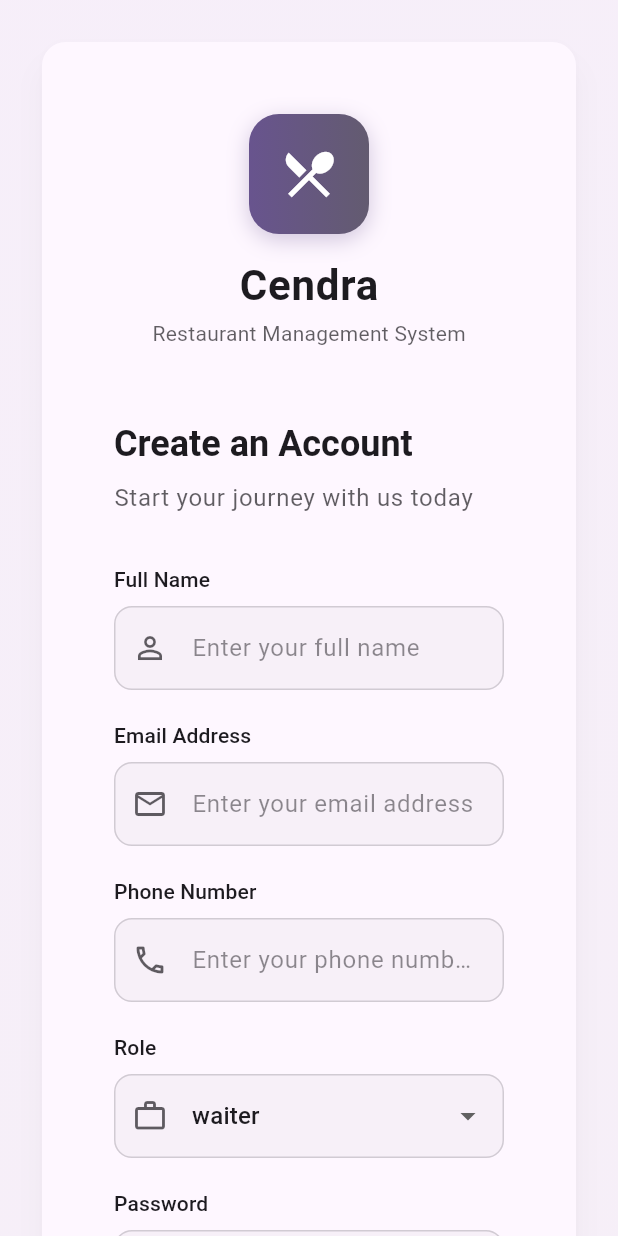
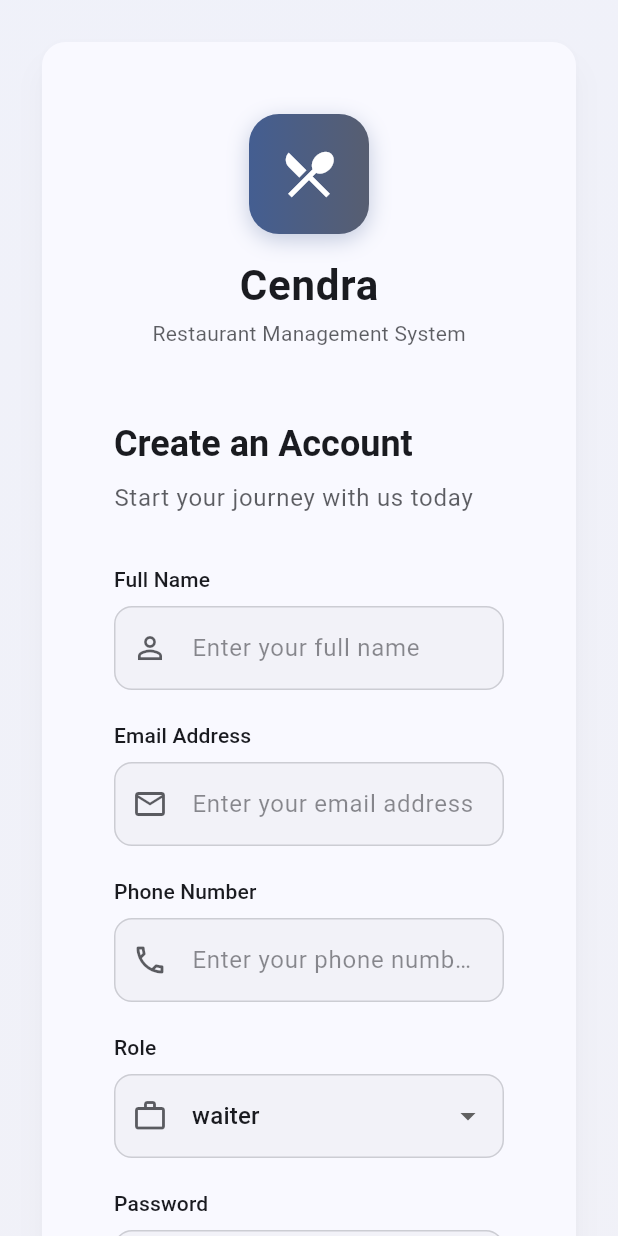
Before and after one commit to cendra-softwares/billing-software, a Flutter app: the screen it shows after launch, after a tap on "Sign Up", on a phone screen of 412 x 824 dp. Run offline on Flutter 3.47's test engine with Material 3 defaults, Android fonts, the phone set to English and light mode, and no system bars; our stand-ins replace flutter_colorpicker, flutter_dotenv, flutter_riverpod, supabase_flutter; accounts and stored records are empty.

Commit message:
Feat: added the simple color editor

```diff
--- /dev/null
+++ b/lib/features/auth/presentation/providers/theme_provider.dart
@@ -0,0 +1,31 @@
+import 'package:flutter/material.dart';
+import 'package:flutter_riverpod/flutter_riverpod.dart';
+import 'package:seo_biling/features/auth/presentation/providers/dashboard_providers.dart';
+
+// Helper function to convert hex string to Color
+Color hexToColor(String hexString) {
+  final hexCode = hexString.replaceAll('#', '');
+  return Color(int.parse('FF$hexCode', radix: 16));
+}
+
+final themeProvider = Provider<ThemeData>((ref) {
+  final config = ref.watch(restaurantConfigProvider);
+
+  return config.when(
+    data: (data) {
+      final primaryColor = data?['primary_color'] as String? ?? '#3B82F6';
+      return ThemeData(
+        colorScheme: ColorScheme.fromSeed(seedColor: hexToColor(primaryColor)),
+        useMaterial3: true,
+      );
+    },
+    loading: () => ThemeData(
+      colorScheme: ColorScheme.fromSeed(seedColor: Colors.deepPurple),
+      useMaterial3: true,
+    ),
+    error: (err, stack) => ThemeData(
+      colorScheme: ColorScheme.fromSeed(seedColor: Colors.deepPurple),
+      useMaterial3: true,
+    ),
+  );
+});
--- a/lib/features/auth/presentation/widgets/auth_gate.dart
+++ b/lib/features/auth/presentation/widgets/auth_gate.dart
@@ -1,10 +1,10 @@
 import 'package:flutter/material.dart';
 import 'package:flutter_riverpod/flutter_riverpod.dart';
 import 'package:seo_biling/core/widgets/cendra_alert_service.dart';
+import 'package:seo_biling/features/auth/presentation/pages/owner_dashboard_page.dart';
 import 'package:seo_biling/features/auth/presentation/pages/login_page.dart';
 import 'package:seo_biling/features/auth/presentation/providers/auth_providers.dart';
 import 'package:seo_biling/features/home/presentation/pages/home_page.dart';
-import 'package:seo_biling/features/auth/presentation/pages/restaurant_setup_page.dart';
 import 'package:seo_biling/features/auth/presentation/providers/sign_up_controller.dart';
 
 class AuthGate extends ConsumerWidget {
@@ -46,7 +46,16 @@ class AuthGate extends ConsumerWidget {
     return authState.when(
       data: (state) {
         if (state.session?.user != null) {
-          return const HomePage();
+          final isOwner = ref.watch(isRestaurantOwnerProvider);
+          return isOwner.when(
+            data: (isOwner) =>
+                isOwner ? const OwnerDashboardPage() : const HomePage(),
+            loading: () => const Scaffold(
+              body: Center(child: CircularProgressIndicator()),
+            ),
+            error: (err, stack) =>
+                Scaffold(body: Center(child: Text(err.toString()))),
+          );
         }
         return const LoginPage();
       },
--- a/lib/main.dart
+++ b/lib/main.dart
@@ -1,6 +1,7 @@
 import 'package:flutter/material.dart';
 import 'package:flutter_dotenv/flutter_dotenv.dart';
 import 'package:flutter_riverpod/flutter_riverpod.dart';
+import 'package:seo_biling/features/auth/presentation/providers/theme_provider.dart';
 import 'package:seo_biling/features/auth/presentation/widgets/auth_gate.dart';
 import 'package:supabase_flutter/supabase_flutter.dart';
 
@@ -14,17 +15,15 @@ void main() async {
   runApp(const ProviderScope(child: MyApp()));
 }
 
-class MyApp extends StatelessWidget {
+class MyApp extends ConsumerWidget {
   const MyApp({super.key});
 
   @override
-  Widget build(BuildContext context) {
+  Widget build(BuildContext context, WidgetRef ref) {
+    final theme = ref.watch(themeProvider);
     return MaterialApp(
       title: 'Cendra',
-      theme: ThemeData(
-        colorScheme: ColorScheme.fromSeed(seedColor: Colors.deepPurple),
-        useMaterial3: true,
-      ),
+      theme: theme,
       home: const AuthGate(),
     );
   }
--- a/pubspec.yaml
+++ b/pubspec.yaml
@@ -48,6 +48,7 @@ dependencies:
   # Models
   freezed_annotation: ^2.4.1
   json_annotation: ^4.9.0
+  flutter_colorpicker: ^1.1.0
 
 dev_dependencies:
   flutter_test:
```
Also changed, not shown: lib/features/auth/presentation/pages/owner_dashboard_page.dart (+53 -1 lines), pubspec.lock.
